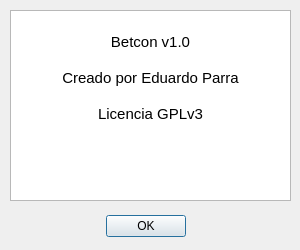
First picture: the form in ui/about.ui, repository soker90/betcon, before the edit.
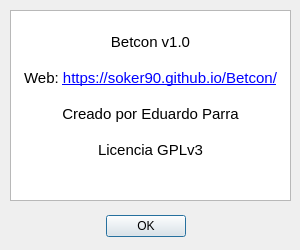
Second picture: the form after the edit.

```diff
--- a/ui/about.ui
+++ b/ui/about.ui
@@ -61,6 +61,8 @@
 &lt;p align=&quot;center&quot; style=&quot;-qt-paragraph-type:empty; margin-top:0px; margin-bottom:0px; margin-left:0px; margin-right:0px; -qt-block-indent:0; text-indent:0px;&quot;&gt;&lt;br /&gt;&lt;/p&gt;
 &lt;p align=&quot;center&quot; style=&quot; margin-top:0px; margin-bottom:0px; margin-left:0px; margin-right:0px; -qt-block-indent:0; text-indent:0px;&quot;&gt;Betcon v1.0&lt;/p&gt;
 &lt;p align=&quot;center&quot; style=&quot;-qt-paragraph-type:empty; margin-top:0px; margin-bottom:0px; margin-left:0px; margin-right:0px; -qt-block-indent:0; text-indent:0px;&quot;&gt;&lt;br /&gt;&lt;/p&gt;
+&lt;p align=&quot;center&quot; style=&quot; margin-top:0px; margin-bottom:0px; margin-left:0px; margin-right:0px; -qt-block-indent:0; text-indent:0px;&quot;&gt;Web: &lt;a href=&quot;https://soker90.github.io/Betcon/&quot;&gt;&lt;span style=&quot; text-decoration: underline; color:#0000ff;&quot;&gt;https://soker90.github.io/Betcon/&lt;/span&gt;&lt;/a&gt;&lt;/p&gt;
+&lt;p align=&quot;center&quot; style=&quot;-qt-paragraph-type:empty; margin-top:0px; margin-bottom:0px; margin-left:0px; margin-right:0px; -qt-block-indent:0; text-indent:0px;&quot;&gt;&lt;br /&gt;&lt;/p&gt;
 &lt;p align=&quot;center&quot; style=&quot; margin-top:0px; margin-bottom:0px; margin-left:0px; margin-right:0px; -qt-block-indent:0; text-indent:0px;&quot;&gt;Creado por Eduardo Parra&lt;/p&gt;
 &lt;p align=&quot;center&quot; style=&quot;-qt-paragraph-type:empty; margin-top:0px; margin-bottom:0px; margin-left:0px; margin-right:0px; -qt-block-indent:0; text-indent:0px;&quot;&gt;&lt;br /&gt;&lt;/p&gt;
 &lt;p align=&quot;center&quot; style=&quot; margin-top:0px; margin-bottom:0px; margin-left:0px; margin-right:0px; -qt-block-indent:0; text-indent:0px;&quot;&gt;Licencia GPLv3&lt;/p&gt;&lt;/body&gt;&lt;/html&gt;</string>
```
